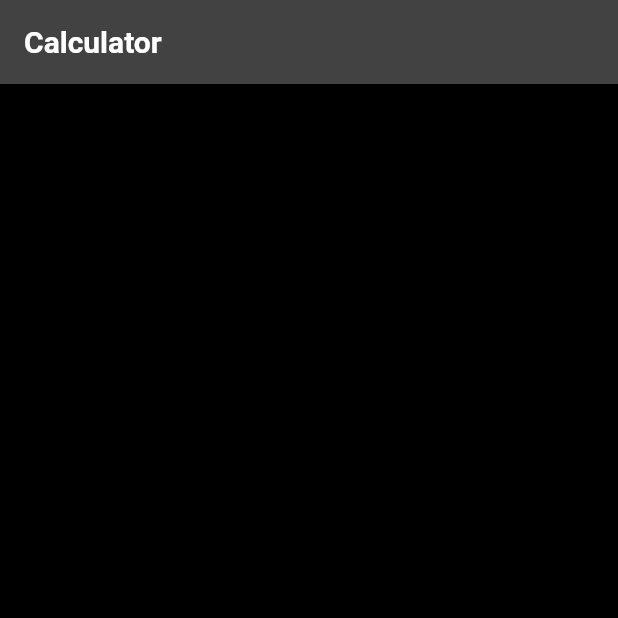
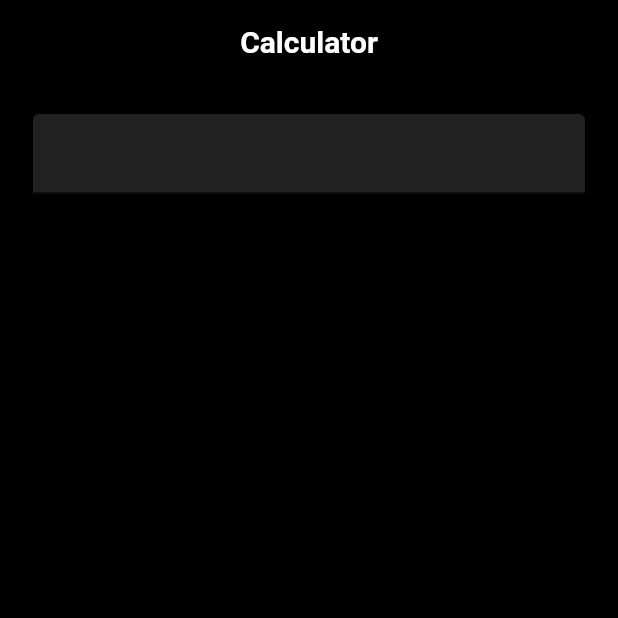
Before and after one commit to SuragVC/Calculator, a Flutter app: the screen it shows after launch, on a phone screen of 412 x 824 dp, the top half of it. Run offline on Flutter 3.47's test engine with Material 2 defaults, Android fonts, the phone set to English and light mode, and no system bars.

Commit message:
Created textfield

```diff
--- a/lib/main.dart
+++ b/lib/main.dart
@@ -1,4 +1,4 @@
-import 'package:calculator/constants/colours.dart';
+import 'package:calculator/constants/colors.dart';
 import 'package:calculator/screens/calculator_screen.dart';
 import 'package:flutter/material.dart';
 
@@ -12,14 +12,9 @@ class HomeScreen extends StatelessWidget {
   // This widget is the root of your application.
   @override
   Widget build(BuildContext context) {
-    return MaterialApp(
-      darkTheme: ThemeData.dark(),
-      themeMode: ThemeMode.dark,
-      theme: ThemeData(
-        useMaterial3: true,
-      ),
+    return const MaterialApp(
       color: AppConstantColors.primaryBlack,
-      home: const CalculatorScreen(),
+      home: CalculatorScreen(),
     );
   }
 }
--- a/lib/screens/calculator_screen.dart
+++ b/lib/screens/calculator_screen.dart
@@ -1,5 +1,6 @@
-import 'package:calculator/constants/colours.dart';
+import 'package:calculator/constants/colors.dart';
 import 'package:calculator/constants/text_styles.dart';
+import 'package:calculator/widgets/text_field.dart';
 import 'package:flutter/material.dart';
 
 class CalculatorScreen extends StatefulWidget {
@@ -14,8 +15,18 @@ class _CalculatorScreenState extends State<CalculatorScreen> {
   Widget build(BuildContext context) {
     return Scaffold(
       appBar: AppBar(
-          title: const Text("Calculator", style: darkBackgroundTextStyle)),
+        backgroundColor: AppConstantColors.primaryBlack,
+        title: const Center(
+          child: Text("Calculator", style: darkBackgroundTextStyle),
+        ),
+      ),
       backgroundColor: AppConstantColors.primaryBlack,
+      body: Container(
+        padding: const EdgeInsets.all(20),
+        child: const Column(children: [
+          CustomTextField(),
+        ]),
+      ),
     );
   }
 }
--- /dev/null
+++ b/lib/widgets/text_field.dart
@@ -0,0 +1,35 @@
+import 'package:calculator/constants/colors.dart';
+import 'package:flutter/material.dart';
+
+class CustomTextField extends StatelessWidget {
+  const CustomTextField({super.key});
+
+  @override
+  Widget build(BuildContext context) {
+    return Padding(
+      padding: const EdgeInsets.symmetric(horizontal: 2),
+      child: TextField(
+        style: const TextStyle(
+          fontSize: 25,
+          color: AppConstantColors.primaryBlue,
+        ),
+        cursorColor: Colors.white,
+        cursorWidth: 2.0,
+        textAlign: TextAlign.right,
+        showCursor: true,
+        readOnly: true,
+        decoration: InputDecoration(
+          // enabled: false,
+          focusedBorder: const OutlineInputBorder(
+            borderSide: BorderSide(
+              color: Colors.transparent,
+              width: 0,
+            ),
+          ),
+          fillColor: Colors.grey[900],
+          filled: true,
+        ),
+      ),
+    );
+  }
+}
```
Also changed, not shown: lib/constants/colors.dart (renamed from lib/constants/colours.dart).
